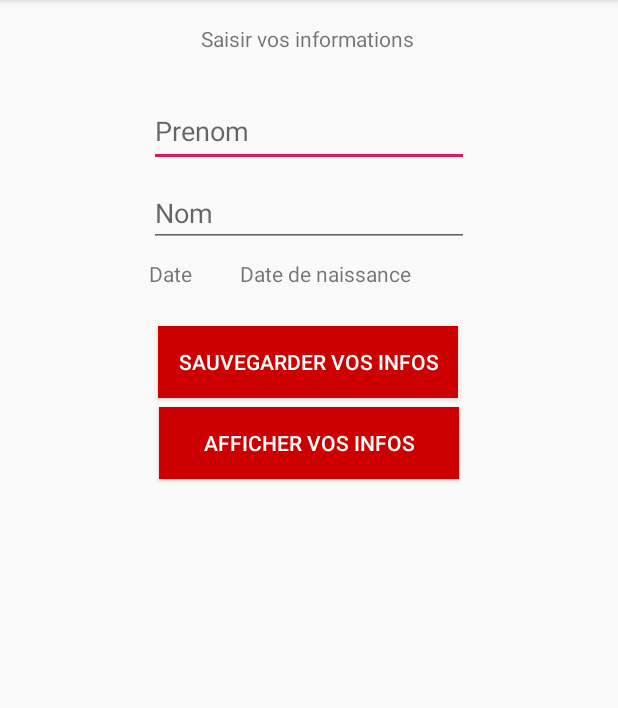
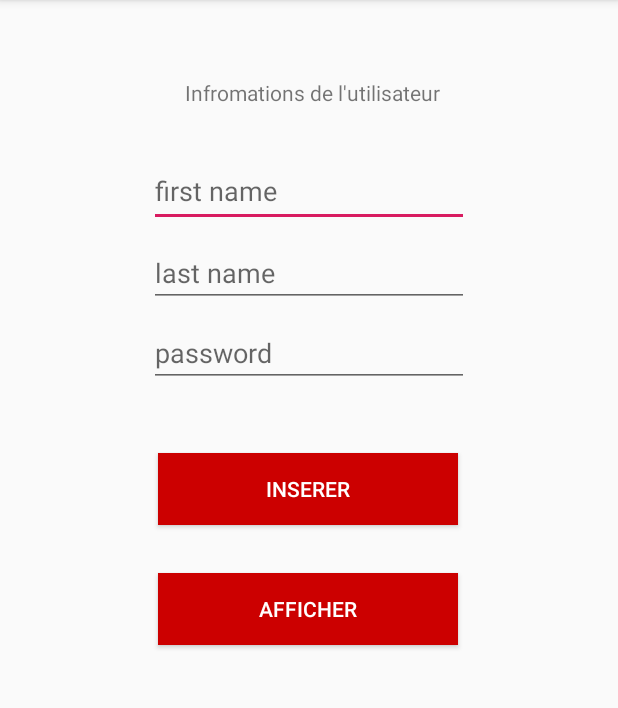
Before and after one commit to Thoril/AndroidSecurityProject, an Android app: the SauvegardeActivity screen opened directly, with no data from a screen before it, on a phone screen of 412 x 824 dp, the part 84-792 px from its top. Run offline under Robolectric (Android 15) with nearby library versions, the phone set to English and light mode, and no system bars; our stand-ins replace Room's generated code; pictures from the network do not load; 6 statements that could not run were skipped.

Commit message:
Insert User into Databse with Cipher password

```diff
--- a/AndroidToolBox/app/build.gradle
+++ b/AndroidToolBox/app/build.gradle
@@ -3,6 +3,8 @@ apply plugin: 'com.android.application'
 apply plugin: 'kotlin-android'
 
 apply plugin: 'kotlin-android-extensions'
+
+apply plugin: 'kotlin-kapt'
 
 android {
     compileSdkVersion 28
@@ -43,5 +45,7 @@ dependencies {
     implementation 'com.squareup.retrofit2:adapter-rxjava2:2.4.0'
     implementation 'io.reactivex.rxjava2:rxjava:2.1.9'
     implementation 'io.reactivex.rxjava2:rxandroid:2.0.2'
+    implementation "android.arch.persistence.room:runtime:1.1.1"
+    kapt "android.arch.persistence.room:compiler:1.1.1"
 
 }
--- /dev/null
+++ b/AndroidToolBox/app/src/main/java/fr/isen/artru/androidtoolbox/model/database/AppDataBase.kt
@@ -0,0 +1,9 @@
+package fr.isen.artru.androidtoolbox.model.database
+
+import android.arch.persistence.room.Database
+import android.arch.persistence.room.RoomDatabase
+
+@Database(entities = arrayOf(User::class), version = 1)
+abstract class AppDatabase : RoomDatabase() {
+    abstract fun userDao(): UserDao
+}
--- a/AndroidToolBox/app/src/main/res/layout/activity_sauvegarde.xml
+++ b/AndroidToolBox/app/src/main/res/layout/activity_sauvegarde.xml
@@ -8,66 +8,63 @@
         tools:context=".SauvegardeActivity" android:id="@+id/ConstraintLayout">
 
     <TextView
-            android:text="@string/saisir_vos_informations"
+            android:text="Infromations de l'utilisateur"
             android:layout_width="wrap_content"
             android:layout_height="wrap_content"
-            android:id="@+id/textView8" android:layout_marginTop="16dp"
+            android:id="@+id/textView8" android:layout_marginTop="52dp"
             app:layout_constraintTop_toTopOf="parent" app:layout_constraintStart_toStartOf="parent"
             android:layout_marginStart="8dp" app:layout_constraintEnd_toEndOf="parent" android:layout_marginEnd="8dp"
-            app:layout_constraintHorizontal_bias="0.497"/>
+            app:layout_constraintHorizontal_bias="0.51"/>
     <EditText
             android:layout_width="wrap_content"
             android:layout_height="48dp"
             android:inputType="textPersonName"
             android:ems="10"
-            android:id="@+id/prenom"
-            android:hint="@string/prenom" android:layout_marginStart="8dp" app:layout_constraintStart_toStartOf="parent"
-            android:layout_marginEnd="8dp" app:layout_constraintEnd_toEndOf="parent" android:layout_marginTop="28dp"
+            android:id="@+id/firstName"
+            android:hint="first name"
+            android:layout_marginStart="8dp"
+            app:layout_constraintStart_toStartOf="parent" android:layout_marginEnd="8dp"
+            app:layout_constraintEnd_toEndOf="parent" android:layout_marginTop="32dp"
             app:layout_constraintTop_toBottomOf="@+id/textView8"/>
     <Button
-            android:text="@string/sauvegarder_vos_infos"
+            android:text="Inserer"
             android:layout_width="200dp"
             android:layout_height="wrap_content"
-            android:id="@+id/saveData"
+            android:id="@+id/insert"
             app:layout_constraintEnd_toEndOf="parent"
             android:layout_marginEnd="8dp" app:layout_constraintStart_toStartOf="parent"
             android:layout_marginStart="8dp"
             android:textColor="@android:color/white" android:background="@android:color/holo_red_dark"
-            app:layout_constraintHorizontal_bias="0.497" android:layout_marginTop="25dp"
-            app:layout_constraintTop_toBottomOf="@+id/textView11"/>
+            android:layout_marginTop="44dp" app:layout_constraintTop_toBottomOf="@+id/password"
+            app:layout_constraintHorizontal_bias="0.497"/>
+    <Button
+            android:text="Afficher"
+            android:layout_width="200dp"
+            android:layout_height="wrap_content"
+            android:id="@+id/display"
+            android:textColor="@android:color/white"
+            android:background="@android:color/holo_red_dark"
+            android:layout_marginStart="8dp" app:layout_constraintStart_toStartOf="parent"
+            android:layout_marginEnd="8dp" app:layout_constraintEnd_toEndOf="parent"
+            android:layout_marginTop="32dp" app:layout_constraintTop_toBottomOf="@+id/insert"
+            app:layout_constraintHorizontal_bias="0.497"/>
     <EditText
             android:layout_width="wrap_content"
             android:layout_height="wrap_content"
             android:inputType="textPersonName"
             android:ems="10"
-            android:id="@+id/nom" android:layout_marginTop="8dp"
-            app:layout_constraintTop_toBottomOf="@+id/prenom" android:layout_marginStart="8dp"
+            android:id="@+id/lastName"
+            android:layout_marginStart="8dp"
             app:layout_constraintStart_toStartOf="parent" android:layout_marginEnd="8dp"
-            app:layout_constraintEnd_toEndOf="parent" android:hint="@string/nom"/>
-    <Button
-            android:text="@string/afficher_vos_infos"
-            android:layout_width="200dp"
-            android:layout_height="wrap_content"
-            android:id="@+id/displayInfo" app:layout_constraintStart_toStartOf="parent"
-            android:layout_marginStart="8dp" app:layout_constraintEnd_toEndOf="parent" android:layout_marginEnd="8dp"
-            app:layout_constraintTop_toBottomOf="@+id/saveData"
-            android:textColor="@android:color/white"
-            android:background="@android:color/holo_red_dark" android:layout_marginTop="6dp"/>
-    <TextView
-            android:text="@string/date_de_naissance"
+            app:layout_constraintEnd_toEndOf="parent" android:layout_marginTop="8dp"
+            app:layout_constraintTop_toBottomOf="@+id/firstName" android:hint="last name"/>
+    <EditText
             android:layout_width="wrap_content"
             android:layout_height="wrap_content"
-            android:id="@+id/calendrier"
-            android:hint="@string/date_de_naissance"
-            app:layout_constraintTop_toTopOf="@+id/textView11"
-            app:layout_constraintBottom_toBottomOf="@+id/textView11"
-            app:layout_constraintStart_toEndOf="@+id/textView11" android:layout_marginStart="32dp"
-            app:layout_constraintVertical_bias="0.0"/>
-    <TextView
-            android:text="@string/date"
-            android:layout_width="wrap_content"
-            android:layout_height="wrap_content"
-            android:id="@+id/textView11"
-            app:layout_constraintStart_toStartOf="@+id/nom"
-            android:layout_marginTop="8dp" app:layout_constraintTop_toBottomOf="@+id/nom"/>
+            android:inputType="textPassword"
+            android:ems="10"
+            android:id="@+id/password" android:layout_marginTop="8dp"
+            app:layout_constraintTop_toBottomOf="@+id/lastName" android:layout_marginStart="8dp"
+            app:layout_constraintStart_toStartOf="parent" android:layout_marginEnd="8dp"
+            app:layout_constraintEnd_toEndOf="parent" android:hint="password"/>
 </android.support.constraint.ConstraintLayout>
```
Also changed, not shown: AndroidToolBox/app/src/main/java/fr/isen/artru/androidtoolbox/CipherWrapper.kt (added, +52 -0 lines), AndroidToolBox/app/src/main/java/fr/isen/artru/androidtoolbox/SauvegardeActivity.kt (+38 -86 lines), AndroidToolBox/app/src/main/java/fr/isen/artru/androidtoolbox/model/database/User.kt (added, +13 -0 lines), AndroidToolBox/app/src/main/java/fr/isen/artru/androidtoolbox/model/database/UserDAO.kt (added, +25 -0 lines).
